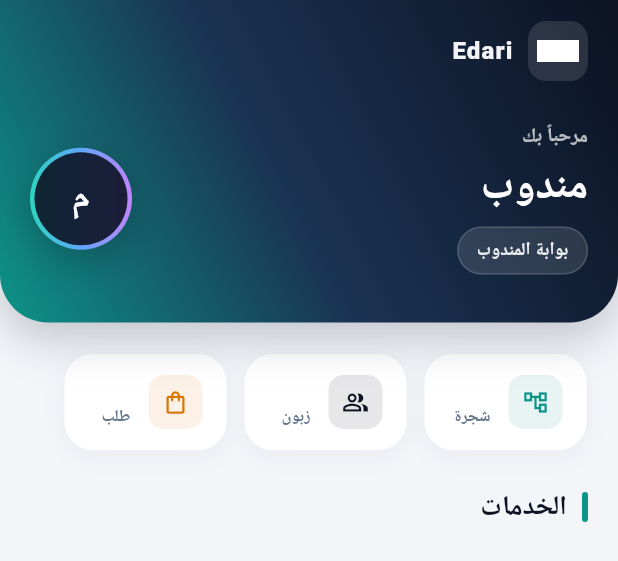
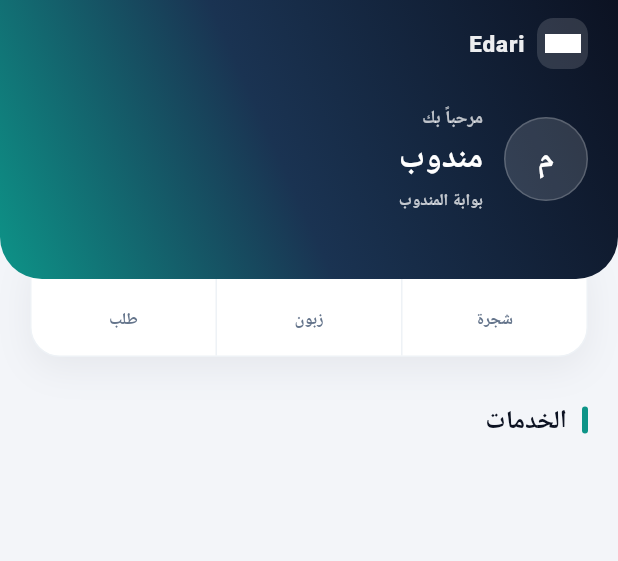
Before and after one commit to bashirmohammedatiwi-ops/account, a Flutter app: the EdHomePage widget shown alone on an empty page, opened directly with empty values, on a phone screen of 412 x 824 dp. Shown: the top 561 px of the screen. Run offline on Flutter 3.47's test engine with Material 3 defaults, Android fonts, the phone set to English and light mode, and no system bars; our stand-ins replace barcode_widget, cached_network_image, dio, flutter_local_notifications, flutter_riverpod, go_router and 3 more; accounts and stored records are empty; network calls fail; Roboto replaces fonts that are missing (Cairo).

Commit message:
Fix mobile home screen and receipt Ref field for Edari posting.
Co-authored-by: Cursor <cursoragent@cursor.com>

```diff
--- a/delegate-portal/delegate-mobile/lib/core/widgets/adaptive_shell.dart
+++ b/delegate-portal/delegate-mobile/lib/core/widgets/adaptive_shell.dart
@@ -178,7 +178,7 @@ class AdaptiveShell extends StatelessWidget {
                   _TabletNavRail(selected: _tabletSelectedIndex(location)),
                 ],
               )
-            : child,
+            : SizedBox.expand(child: child),
         bottomNavigationBar: layout.isWide
             ? null
             : EdPhoneDock(
--- a/delegate-portal/delegate-mobile/lib/core/widgets/phone_ui.dart
+++ b/delegate-portal/delegate-mobile/lib/core/widgets/phone_ui.dart
@@ -1,5 +1,3 @@
-import 'dart:ui';
-
 import 'package:flutter/material.dart';
 import 'package:go_router/go_router.dart';
 
@@ -57,7 +55,6 @@ class EdPhoneHeader extends StatelessWidget {
       decoration: BoxDecoration(
         color: AppColors.surface,
         border: const Border(bottom: BorderSide(color: AppColors.borderLight)),
-        boxShadow: AppColors.softShadow,
       ),
       child: SafeArea(
         bottom: false,
@@ -129,6 +126,83 @@ class _HeaderIconBtn extends StatelessWidget {
         onTap: onTap,
         borderRadius: BorderRadius.circular(AppColors.radiusSm),
         child: SizedBox(width: 42, height: 42, child: Icon(icon, color: AppColors.navy, size: 20)),
+      ),
+    );
+  }
+}
+
+/// بطاقة خدمة — شبكة ثنائية الأعمدة
+class EdPhoneServiceCard extends StatelessWidget {
+  const EdPhoneServiceCard({super.key, required this.app});
+
+  final EdPhoneAppData app;
+
+  bool get _showBadge {
+    final b = app.badge;
+    return b != null && b != '—' && b != '0';
+  }
+
+  @override
+  Widget build(BuildContext context) {
+    return Material(
+      color: Colors.transparent,
+      child: InkWell(
+        onTap: app.onTap,
+        borderRadius: BorderRadius.circular(AppColors.radiusLg),
+        child: Ink(
+          decoration: BoxDecoration(
+            color: AppColors.surface,
+            borderRadius: BorderRadius.circular(AppColors.radiusLg),
+            border: Border.all(color: AppColors.borderLight),
+            boxShadow: AppColors.softShadow,
+          ),
+          child: Padding(
+            padding: const EdgeInsets.all(14),
+            child: Column(
+              crossAxisAlignment: CrossAxisAlignment.start,
+              children: [
+                Row(
+                  children: [
+                    Container(
+                      width: 46,
+                      height: 46,
+                      decoration: BoxDecoration(
+                        color: app.iconBg,
+                        borderRadius: BorderRadius.circular(14),
+                        border: Border.all(color: app.iconColor.withValues(alpha: 0.1)),
+                      ),
+                      child: Icon(app.icon, color: app.iconColor, size: 24),
+                    ),
+                    const Spacer(),
+                    if (_showBadge)
+                      Container(
+                        padding: const EdgeInsets.symmetric(horizontal: 8, vertical: 4),
+                        decoration: BoxDecoration(
+                          color: app.iconColor.withValues(alpha: 0.1),
+                          borderRadius: BorderRadius.circular(999),
+                        ),
+                        child: Text(app.badge!, style: TextStyle(fontSize: 11, fontWeight: FontWeight.w800, color: app.iconColor)),
+                      ),
+                  ],
+                ),
+                const Spacer(),
+                Text(
+                  app.name,
+                  maxLines: 2,
+                  overflow: TextOverflow.ellipsis,
+                  style: const TextStyle(fontSize: 14, fontWeight: FontWeight.w800, color: AppColors.navy, height: 1.3),
+                ),
+                const SizedBox(height: 4),
+                Text(
+                  app.hint,
+                  maxLines: 1,
+                  overflow: TextOverflow.ellipsis,
+                  style: const TextStyle(fontSize: 11, fontWeight: FontWeight.w600, color: AppColors.muted),
+                ),
+              ],
+            ),
+          ),
+        ),
       ),
     );
   }
@@ -235,6 +309,64 @@ class EdPhoneAppData {
   final String? badge;
 }
 
+/// إحصائيات — بطاقة واحدة أنيقة
+class EdPhoneStatsCard extends StatelessWidget {
+  const EdPhoneStatsCard({
+    super.key,
+    required this.treeCount,
+    required this.customerCount,
+    required this.orderCount,
+    this.pendingTotal = 0,
+  });
+
+  final String treeCount;
+  final String customerCount;
+  final String orderCount;
+  final int pendingTotal;
+
+  @override
+  Widget build(BuildContext context) {
+    return Container(
+      decoration: BoxDecoration(
+        color: AppColors.surface,
+        borderRadius: BorderRadius.circular(AppColors.radiusLg),
+        border: Border.all(color: AppColors.borderLight),
+        boxShadow: [BoxShadow(color: AppColors.navy.withValues(alpha: 0.06), blurRadius: 20, offset: const Offset(0, 8))],
+      ),
+      clipBehavior: Clip.antiAlias,
+      child: IntrinsicHeight(
+        child: Row(
+          children: [
+            Expanded(child: _cell(treeCount, 'شجرة', AppColors.accentTeal)),
+            const VerticalDivider(width: 1, thickness: 1, color: AppColors.borderLight),
+            Expanded(child: _cell(customerCount, 'زبون', AppColors.navy)),
+            const VerticalDivider(width: 1, thickness: 1, color: AppColors.borderLight),
+            Expanded(child: _cell(orderCount, 'طلب', AppColors.warning)),
+            if (pendingTotal > 0) ...[
+              const VerticalDivider(width: 1, thickness: 1, color: AppColors.borderLight),
+              Expanded(child: _cell('$pendingTotal', 'بانتظار', const Color(0xFFB45309))),
+            ],
+          ],
+        ),
+      ),
+    );
+  }
+
+  Widget _cell(String value, String label, Color color) {
+    return Padding(
+      padding: const EdgeInsets.symmetric(vertical: 16, horizontal: 6),
+      child: Column(
+        mainAxisAlignment: MainAxisAlignment.center,
+        children: [
+          Text(value, style: TextStyle(fontSize: 20, fontWeight: FontWeight.w800, color: color, height: 1)),
+          const SizedBox(height: 4),
+          Text(label, textAlign: TextAlign.center, style: const TextStyle(fontSize: 11, fontWeight: FontWeight.w700, color: AppColors.muted)),
+        ],
+      ),
+    );
+  }
+}
+
 /// إحصائيات أفقية
 class EdPhoneStatsRow extends StatelessWidget {
   const EdPhoneStatsRow({
@@ -331,11 +463,10 @@ class EdPhoneHomeHero extends StatelessWidget {
 
     return Container(
       width: double.infinity,
-      padding: EdgeInsets.fromLTRB(EdSpacing.page, top + 14, EdSpacing.page, 32),
-      decoration: BoxDecoration(
+      padding: EdgeInsets.fromLTRB(EdSpacing.page, top + 12, EdSpacing.page, 44),
+      decoration: const BoxDecoration(
         gradient: AppColors.brandGradient,
-        borderRadius: const BorderRadius.vertical(bottom: Radius.circular(32)),
-        boxShadow: [BoxShadow(color: AppColors.navy.withValues(alpha: 0.2), blurRadius: 24, offset: const Offset(0, 12))],
+        borderRadius: BorderRadius.vertical(bottom: Radius.circular(28)),
       ),
       child: Column(
         crossAxisAlignment: CrossAxisAlignment.stretch,
@@ -343,58 +474,63 @@ class EdPhoneHomeHero extends StatelessWidget {
           Row(
             children: [
               Container(
-                padding: const EdgeInsets.all(6),
-                decoration: BoxDecoration(color: Colors.white.withValues(alpha: 0.12), borderRadius: BorderRadius.circular(12)),
-                child: Image.asset('assets/logo.png', width: 28, height: 28),
+                padding: const EdgeInsets.all(5),
+                decoration: BoxDecoration(
+                  color: Colors.white.withValues(alpha: 0.14),
+                  borderRadius: BorderRadius.circular(11),
                 ),
-              const SizedBox(width: 10),
-              Text('Edari', style: TextStyle(color: Colors.white.withValues(alpha: 0.95), fontSize: 16, fontWeight: FontWeight.w800, letterSpacing: 0.8)),
+                child: Image.asset('assets/logo.png', width: 24, height: 24),
+              ),
+              const SizedBox(width: 8),
+              Text(
+                'Edari',
+                style: TextStyle(color: Colors.white.withValues(alpha: 0.92), fontSize: 15, fontWeight: FontWeight.w800, letterSpacing: 0.6),
+              ),
               const Spacer(),
               if (onRefresh != null) _heroBtn(Icons.refresh_rounded, onRefresh!),
               if (onSettings != null) ...[
-                const SizedBox(width: 8),
+                const SizedBox(width: 6),
                 _heroBtn(Icons.settings_outlined, onSettings!),
               ],
             ],
           ),
-          const SizedBox(height: 28),
+          const SizedBox(height: 24),
           Row(
             crossAxisAlignment: CrossAxisAlignment.center,
             children: [
+              Container(
+                width: 56,
+                height: 56,
+                alignment: Alignment.center,
+                decoration: BoxDecoration(
+                  shape: BoxShape.circle,
+                  color: Colors.white.withValues(alpha: 0.14),
+                  border: Border.all(color: Colors.white.withValues(alpha: 0.2)),
+                ),
+                child: Text(initial, style: const TextStyle(color: Colors.white, fontSize: 22, fontWeight: FontWeight.w800)),
+              ),
+              const SizedBox(width: 14),
               Expanded(
                 child: Column(
                   crossAxisAlignment: CrossAxisAlignment.start,
                   children: [
-                    Text('مرحباً بك', style: TextStyle(color: Colors.white.withValues(alpha: 0.7), fontSize: 13, fontWeight: FontWeight.w600, letterSpacing: 0.3)),
+                    Text(
+                      'مرحباً بك',
+                      style: TextStyle(color: Colors.white.withValues(alpha: 0.72), fontSize: 12, fontWeight: FontWeight.w600),
+                    ),
+                    const SizedBox(height: 4),
+                    Text(
+                      name,
+                      maxLines: 2,
+                      overflow: TextOverflow.ellipsis,
+                      style: const TextStyle(color: Colors.white, fontSize: 22, fontWeight: FontWeight.w800, height: 1.25),
+                    ),
                     const SizedBox(height: 6),
-                    Text(name, maxLines: 2, overflow: TextOverflow.ellipsis, style: const TextStyle(color: Colors.white, fontSize: 28, fontWeight: FontWeight.w800, height: 1.2)),
-                    const SizedBox(height: 10),
-                    Container(
-                      padding: const EdgeInsets.symmetric(horizontal: 12, vertical: 6),
-                      decoration: BoxDecoration(
-                        color: Colors.white.withValues(alpha: 0.12),
-                        borderRadius: BorderRadius.circular(999),
-                        border: Border.all(color: Colors.white.withValues(alpha: 0.15)),
-                      ),
-                      child: Text('بوابة المندوب', style: TextStyle(color: Colors.white.withValues(alpha: 0.9), fontSize: 12, fontWeight: FontWeight.w700)),
+                    Text(
+                      'بوابة المندوب',
+                      style: TextStyle(color: Colors.white.withValues(alpha: 0.75), fontSize: 11, fontWeight: FontWeight.w700),
                     ),
                   ],
-                ),
-              ),
-              const SizedBox(width: 16),
-              Container(
-                width: 68,
-                height: 68,
-                padding: const EdgeInsets.all(3),
-                decoration: BoxDecoration(
-                  shape: BoxShape.circle,
-                  gradient: const LinearGradient(colors: [Color(0xFF2DD4BF), Color(0xFF60A5FA), Color(0xFFC084FC)]),
-                  boxShadow: [BoxShadow(color: Colors.black.withValues(alpha: 0.2), blurRadius: 20, offset: const Offset(0, 8))],
-                ),
-                child: Container(
-                  alignment: Alignment.center,
-                  decoration: BoxDecoration(shape: BoxShape.circle, color: AppColors.navy.withValues(alpha: 0.9)),
-                  child: Text(initial, style: const TextStyle(color: Colors.white, fontSize: 24, fontWeight: FontWeight.w800)),
                 ),
               ),
             ],
@@ -434,18 +570,16 @@ class EdPhoneDock extends StatelessWidget {
 
   @override
   Widget build(BuildContext context) {
-    return ClipRect(
-      child: BackdropFilter(
-        filter: ImageFilter.blur(sigmaX: 24, sigmaY: 24),
-        child: Container(
+    return Container(
       decoration: BoxDecoration(
-            color: AppColors.surface.withValues(alpha: 0.92),
+        color: AppColors.surface,
         border: const Border(top: BorderSide(color: AppColors.borderLight)),
+        boxShadow: [BoxShadow(color: AppColors.navy.withValues(alpha: 0.04), blurRadius: 12, offset: const Offset(0, -4))],
       ),
       child: SafeArea(
         top: false,
         child: Padding(
-              padding: const EdgeInsets.fromLTRB(10, 10, 10, 8),
+          padding: const EdgeInsets.fromLTRB(8, 8, 8, 6),
           child: Row(
             children: List.generate(_items.length, (i) {
               final item = _items[i];
@@ -455,26 +589,19 @@ class EdPhoneDock extends StatelessWidget {
                   onTap: () => onSelect(i),
                   behavior: HitTestBehavior.opaque,
                   child: AnimatedContainer(
-                        duration: const Duration(milliseconds: 220),
+                    duration: const Duration(milliseconds: 200),
                     curve: Curves.easeOutCubic,
                     margin: const EdgeInsets.symmetric(horizontal: 2),
                     padding: const EdgeInsets.symmetric(vertical: 8),
                     decoration: BoxDecoration(
-                          gradient: active
-                              ? LinearGradient(
-                                  begin: Alignment.topCenter,
-                                  end: Alignment.bottomCenter,
-                                  colors: [AppColors.accentTeal.withValues(alpha: 0.15), AppColors.accentSoft],
-                                )
-                              : null,
-                          borderRadius: BorderRadius.circular(AppColors.radius),
-                          border: active ? Border.all(color: AppColors.accentTeal.withValues(alpha: 0.2)) : null,
+                      color: active ? AppColors.accentSoft : Colors.transparent,
+                      borderRadius: BorderRadius.circular(AppColors.radiusSm),
                     ),
                     child: Column(
                       mainAxisSize: MainAxisSize.min,
                       children: [
-                            Icon(active ? item.activeIcon : item.icon, size: 23, color: active ? AppColors.accentTeal : AppColors.mutedLight),
-                            const SizedBox(height: 4),
+                        Icon(active ? item.activeIcon : item.icon, size: 22, color: active ? AppColors.accentTeal : AppColors.mutedLight),
+                        const SizedBox(height: 3),
                         Text(
                           item.label,
                           maxLines: 1,
@@ -490,8 +617,6 @@ class EdPhoneDock extends StatelessWidget {
           ),
         ),
       ),
-        ),
-      ),
     );
   }
 }
--- a/delegate-portal/delegate-mobile/lib/features/home/home_ui.dart
+++ b/delegate-portal/delegate-mobile/lib/features/home/home_ui.dart
@@ -110,6 +110,8 @@ class EdHomePage extends StatelessWidget {
       );
     }
 
+    final pendingTotal = (int.tryParse(pendingReceipts ?? '') ?? 0) + (int.tryParse(pendingCustomers ?? '') ?? 0);
+
     return CustomScrollView(
       physics: const AlwaysScrollableScrollPhysics(),
       slivers: [
@@ -122,61 +124,51 @@ class EdHomePage extends StatelessWidget {
           ),
         ),
         SliverToBoxAdapter(
+          child: Transform.translate(
+            offset: const Offset(0, -22),
             child: Padding(
-            padding: const EdgeInsets.only(top: 20, bottom: 16),
-            child: EdPhoneStatsRow(
+              padding: const EdgeInsets.symmetric(horizontal: EdSpacing.page),
+              child: EdPhoneStatsCard(
                 treeCount: treeCount,
                 customerCount: customerCount,
                 orderCount: orderCount,
-              pendingTotal: (int.tryParse(pendingReceipts ?? '') ?? 0) + (int.tryParse(pendingCustomers ?? '') ?? 0),
+                pendingTotal: pendingTotal,
               ),
             ),
           ),
-        if ((int.tryParse(pendingReceipts ?? '') ?? 0) + (int.tryParse(pendingCustomers ?? '') ?? 0) > 0)
+        ),
+        if (pendingTotal > 0)
           SliverToBoxAdapter(
             child: Padding(
-              padding: const EdgeInsets.fromLTRB(16, 0, 16, 12),
-              child: Container(
-                width: double.infinity,
-                padding: const EdgeInsets.symmetric(horizontal: 16, vertical: 12),
-                decoration: BoxDecoration(
-                  color: const Color(0xFFFFFBEB),
-                  borderRadius: BorderRadius.circular(16),
-                  border: Border.all(color: const Color(0xFFFDE68A)),
-                ),
-                child: Row(
-                  children: [
-                    const Icon(Icons.notifications_active_outlined, color: Color(0xFFB45309), size: 22),
-                    const SizedBox(width: 12),
-                    Expanded(
-                      child: Text(
-                        _pendingMessage(pendingReceipts, pendingCustomers),
-                        style: const TextStyle(fontSize: 13, fontWeight: FontWeight.w700, color: Color(0xFFB45309)),
-                      ),
-                    ),
-                  ],
-                ),
+              padding: const EdgeInsets.fromLTRB(EdSpacing.page, 0, EdSpacing.page, 12),
+              child: _PendingBanner(
+                message: _pendingMessage(pendingReceipts, pendingCustomers),
               ),
             ),
           ),
         SliverToBoxAdapter(
           child: Padding(
-            padding: const EdgeInsets.fromLTRB(EdSpacing.page, EdSpacing.sm, EdSpacing.page, EdSpacing.md),
-            child: Row(
+            padding: EdgeInsets.fromLTRB(EdSpacing.page, pendingTotal > 0 ? 4 : 8, EdSpacing.page, EdSpacing.md),
+            child: const Row(
               children: [
-                Container(width: 4, height: 20, decoration: BoxDecoration(color: AppColors.accentTeal, borderRadius: BorderRadius.circular(2))),
-                const SizedBox(width: 10),
-                const Text('الخدمات', style: TextStyle(fontSize: 18, fontWeight: FontWeight.w800, color: AppColors.navy)),
+                _SectionAccent(),
+                SizedBox(width: 10),
+                Text('الخدمات', style: TextStyle(fontSize: 17, fontWeight: FontWeight.w800, color: AppColors.navy)),
               ],
             ),
           ),
         ),
         SliverPadding(
-          padding: const EdgeInsets.fromLTRB(16, 0, 16, kPhoneBottomInset),
-          sliver: SliverList.separated(
-            itemCount: apps.length,
-            separatorBuilder: (_, __) => const SizedBox(height: 10),
-            itemBuilder: (_, i) => EdPhoneServiceTile(
+          padding: const EdgeInsets.fromLTRB(EdSpacing.page, 0, EdSpacing.page, kPhoneBottomInset),
+          sliver: SliverGrid(
+            gridDelegate: const SliverGridDelegateWithFixedCrossAxisCount(
+              crossAxisCount: 2,
+              crossAxisSpacing: 12,
+              mainAxisSpacing: 12,
+              childAspectRatio: 0.92,
+            ),
+            delegate: SliverChildBuilderDelegate(
+              (context, i) => EdPhoneServiceCard(
                 app: EdPhoneAppData(
                   icon: apps[i].icon,
                   name: apps[i].name,
@@ -187,7 +179,14 @@ class EdHomePage extends StatelessWidget {
                   onTap: apps[i].onTap,
                 ),
               ),
+              childCount: apps.length,
             ),
+          ),
+        ),
+        SliverFillRemaining(
+          hasScrollBody: false,
+          fillOverscroll: true,
+          child: const SizedBox.shrink(),
         ),
       ],
     );
@@ -805,3 +804,58 @@ abstract final class EdHomeThemes {
   static const receiptsBg = Color(0xFFECFDF5);
   static const customersBg = Color(0xFFFFF1F2);
 }
+
+class _SectionAccent extends StatelessWidget {
+  const _SectionAccent();
+
+  @override
+  Widget build(BuildContext context) {
+    return Container(
+      width: 4,
+      height: 18,
+      decoration: BoxDecoration(
+        color: AppColors.accentTeal,
+        borderRadius: BorderRadius.circular(2),
+      ),
+    );
+  }
+}
+
+class _PendingBanner extends StatelessWidget {
+  const _PendingBanner({required this.message});
+
+  final String message;
+
+  @override
+  Widget build(BuildContext context) {
+    return Container(
+      width: double.infinity,
+      padding: const EdgeInsets.symmetric(horizontal: 14, vertical: 12),
+      decoration: BoxDecoration(
+        color: AppColors.warningSoft,
+        borderRadius: BorderRadius.circular(14),
+        border: Border.all(color: const Color(0xFFFDE68A)),
+      ),
+      child: Row(
+        children: [
+          Container(
+            width: 34,
+            height: 34,
+            decoration: BoxDecoration(
+              color: const Color(0xFFFEF3C7),
+              borderRadius: BorderRadius.circular(10),
+            ),
+            child: const Icon(Icons.notifications_active_outlined, color: Color(0xFFB45309), size: 18),
+          ),
+          const SizedBox(width: 12),
+          Expanded(
+            child: Text(
+              message,
+              style: const TextStyle(fontSize: 12, fontWeight: FontWeight.w700, color: Color(0xFFB45309), height: 1.4),
+            ),
+          ),
+        ],
+      ),
+    );
+  }
+}
```
Also changed, not shown: delegate-portal/delegate-mobile/lib/features/home/home_screen.dart (+29 -1 lines), 1 other file. Lines whose indentation alone changed are shown as unchanged.
